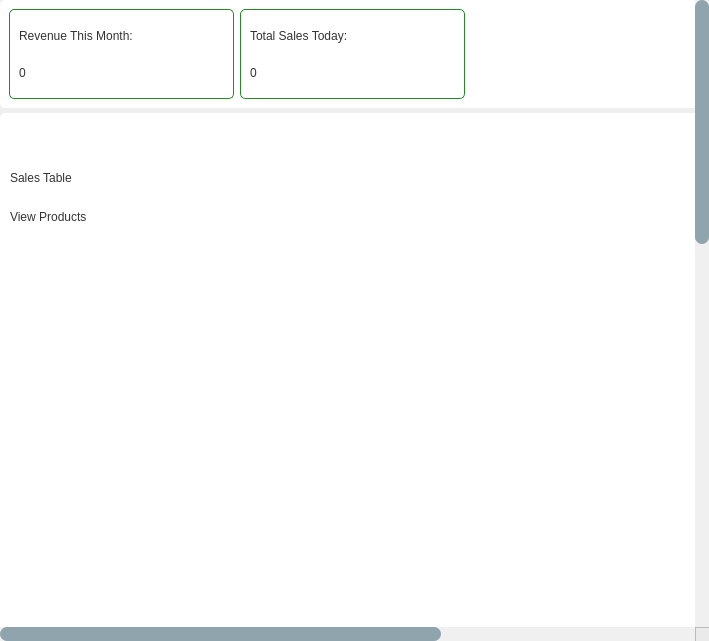
Before: the Qt Designer form app/src/ui/NEW/sales_report_page.ui in Kazu0210/Inventory-System, drawn with Qt 5.
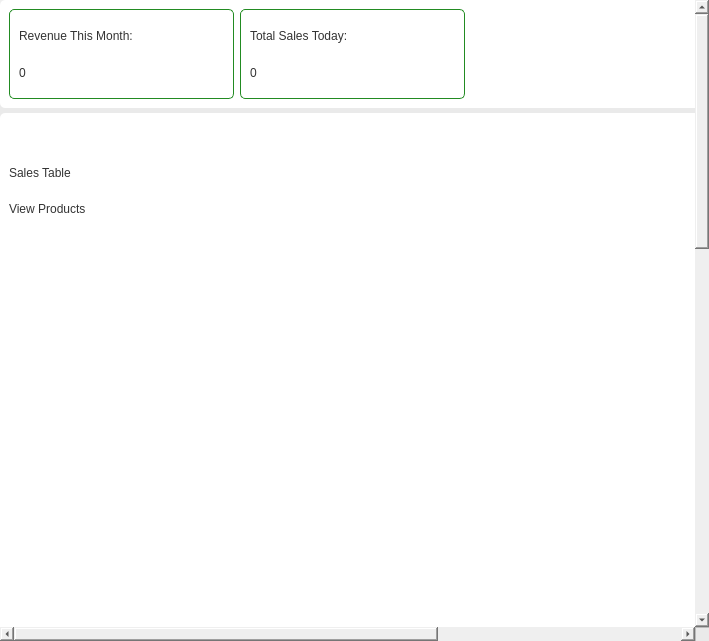
After: the same form once the commit is applied. Icons and pictures are not drawn.

Commit message: removed the borders from the ui

The edit to the form file:
```diff
--- a/app/src/ui/NEW/sales_report_page.ui
+++ b/app/src/ui/NEW/sales_report_page.ui
@@ -16,6 +16,7 @@
   <property name="styleSheet">
    <string notr="true">*{
 font: 10pt &quot;Noto Sans&quot;;
+border: none;
 }
 </string>
   </property>
@@ -90,10 +91,10 @@
      <widget class="QWidget" name="scrollAreaWidgetContents">
       <property name="geometry">
        <rect>
-        <x>-398</x>
+        <x>0</x>
         <y>0</y>
-        <width>1093</width>
-        <height>1610</height>
+        <width>1091</width>
+        <height>1598</height>
        </rect>
       </property>
       <layout class="QVBoxLayout" name="verticalLayout_3">
```
Left out of the diff: 4 changed lines with no effect on the pictures. The commit also changes 9955 other files.
